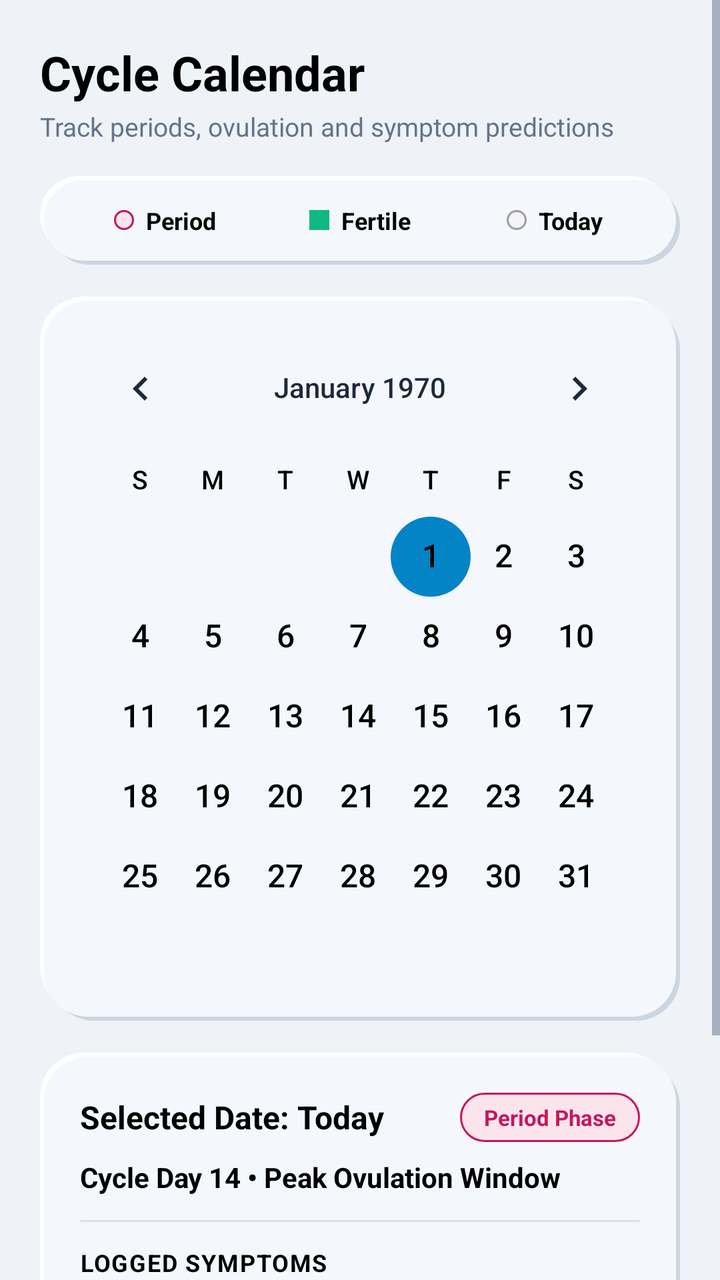
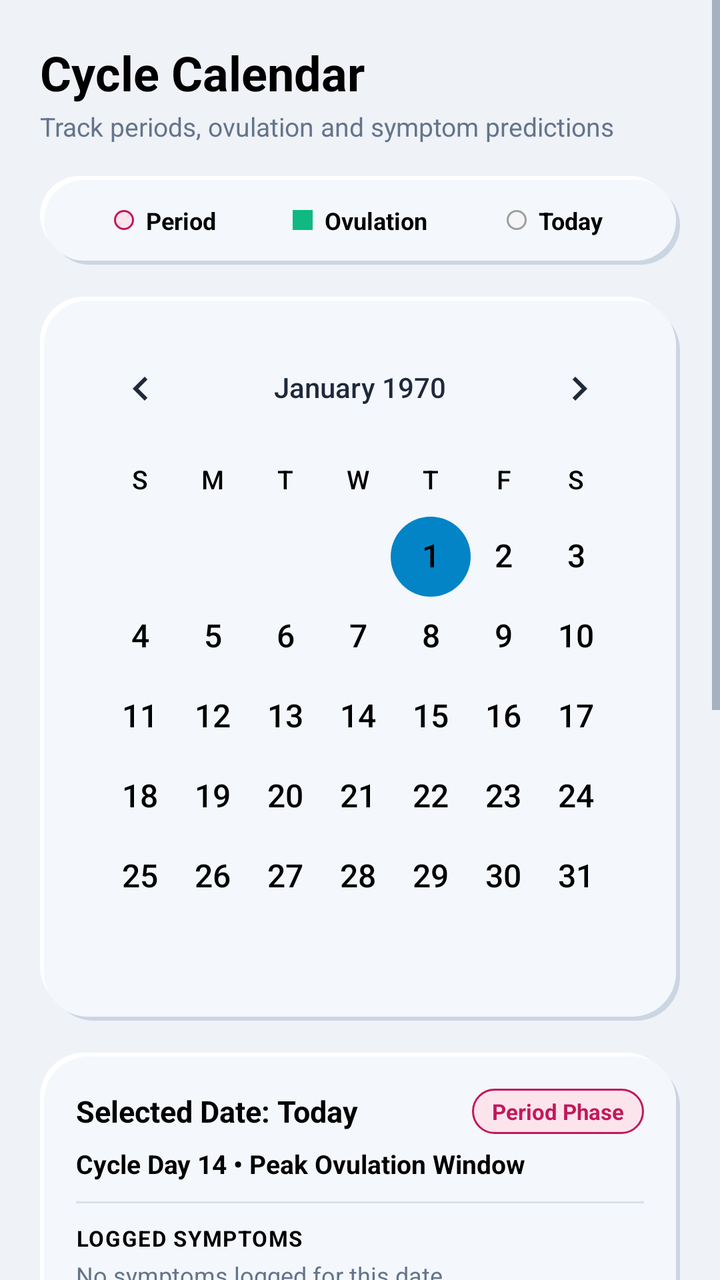

Screens rendered from an Android XML layout before and after an edit, with the pre-edit source and the edit as a unified diff.
<!-- AndroidManifest.xml: application theme Theme.CycleCare -->
<!-- res/layout/fragment_calendar.xml -->
<?xml version="1.0" encoding="utf-8"?>
<ScrollView xmlns:android="http://schemas.android.com/apk/res/android"
    xmlns:app="http://schemas.android.com/apk/res-auto"
    android:layout_width="match_parent"
    android:layout_height="match_parent"
    android:background="@color/colorBackground"
    android:fillViewport="true">

    <LinearLayout
        android:layout_width="match_parent"
        android:layout_height="wrap_content"
        android:orientation="vertical"
        android:padding="20dp">

        
        <TextView
            android:layout_width="wrap_content"
            android:layout_height="wrap_content"
            android:text="Cycle Calendar"
            android:textColor="#000000"
            android:textSize="24sp"
            android:textStyle="bold" />

        <TextView
            android:layout_width="wrap_content"
            android:layout_height="wrap_content"
            android:layout_marginTop="2dp"
            android:text="Track periods, ovulation and symptom predictions"
            android:textColor="@color/textSecondary"
            android:textSize="13sp" />

        
        <LinearLayout
            android:layout_width="match_parent"
            android:layout_height="wrap_content"
            android:layout_marginTop="16dp"
            android:background="@drawable/bg_neu_card_raised"
            android:padding="14dp"
            android:orientation="horizontal">

            <LinearLayout
                android:layout_width="0dp"
                android:layout_height="wrap_content"
                android:layout_weight="1"
                android:gravity="center"
                android:orientation="horizontal">
                <View android:layout_width="10dp" android:layout_height="10dp" android:background="@drawable/bg_badge_period" />
                <TextView android:layout_width="wrap_content" android:layout_height="wrap_content"
                    android:layout_marginStart="6dp" android:text="Period"
                    android:textColor="#000000" android:textSize="12sp" android:textStyle="bold" />
            </LinearLayout>

            <LinearLayout
                android:layout_width="0dp"
                android:layout_height="wrap_content"
                android:layout_weight="1"
                android:gravity="center"
                android:orientation="horizontal">
                <View android:layout_width="10dp" android:layout_height="10dp" android:background="@color/colorMintGreen" />
                <TextView android:layout_width="wrap_content" android:layout_height="wrap_content"
                    android:layout_marginStart="6dp" android:text="Fertile"
                    android:textColor="#000000" android:textSize="12sp" android:textStyle="bold" />
            </LinearLayout>

            <LinearLayout
                android:layout_width="0dp"
                android:layout_height="wrap_content"
                android:layout_weight="1"
                android:gravity="center"
                android:orientation="horizontal">
                <View android:layout_width="10dp" android:layout_height="10dp" android:background="@drawable/bg_badge_today" />
                <TextView android:layout_width="wrap_content" android:layout_height="wrap_content"
                    android:layout_marginStart="6dp" android:text="Today"
                    android:textColor="#000000" android:textSize="12sp" android:textStyle="bold" />
            </LinearLayout>
        </LinearLayout>

        
        <LinearLayout
            android:layout_width="match_parent"
            android:layout_height="wrap_content"
            android:layout_marginTop="16dp"
            android:background="@drawable/bg_neu_card_raised"
            android:padding="12dp">

            <CalendarView
                android:id="@+id/calendar_view"
                android:layout_width="match_parent"
                android:layout_height="wrap_content"
                android:dateTextAppearance="@style/CalendarDateAppearance"
                android:weekDayTextAppearance="@style/CalendarWeekDayAppearance"
                android:focusedMonthDateColor="#000000"
                android:unfocusedMonthDateColor="#475569"
                android:weekNumberColor="@color/colorPrimary" />
        </LinearLayout>

        
        <LinearLayout
            android:id="@+id/cv_date_details"
            android:layout_width="match_parent"
            android:layout_height="wrap_content"
            android:layout_marginTop="16dp"
            android:layout_marginBottom="24dp"
            android:background="@drawable/bg_neu_card_raised"
            android:orientation="vertical"
            android:padding="20dp">

            <LinearLayout
                android:layout_width="match_parent"
                android:layout_height="wrap_content"
                android:orientation="horizontal"
                android:gravity="center_vertical">

                <TextView
                    android:id="@+id/tv_selected_date"
                    android:layout_width="0dp"
                    android:layout_height="wrap_content"
                    android:layout_weight="1"
                    android:text="Selected Date: Today"
                    android:textColor="#000000"
                    android:textSize="16sp"
                    android:textStyle="bold" />

                <TextView
                    android:id="@+id/tv_phase_badge"
                    android:layout_width="wrap_content"
                    android:layout_height="wrap_content"
                    android:background="@drawable/bg_badge_period"
                    android:paddingHorizontal="12dp"
                    android:paddingVertical="5dp"
                    android:text="Period Phase"
                    android:textColor="@color/colorPrimary"
                    android:textSize="11sp"
                    android:textStyle="bold" />
            </LinearLayout>

            <TextView
                android:id="@+id/tv_date_status"
                android:layout_width="wrap_content"
                android:layout_height="wrap_content"
                android:layout_marginTop="8dp"
                android:text="Cycle Day 14 • Peak Ovulation Window"
                android:textColor="#000000"
                android:textSize="14sp"
                android:textStyle="bold" />

            <View
                android:layout_width="match_parent"
                android:layout_height="1dp"
                android:layout_marginVertical="12dp"
                android:background="@color/colorBorder" />

            <TextView
                android:layout_width="wrap_content"
                android:layout_height="wrap_content"
                android:text="LOGGED SYMPTOMS"
                android:textColor="#000000"
                android:textSize="12sp"
                android:textStyle="bold"
                android:letterSpacing="0.05" />

            <TextView
                android:id="@+id/tv_logged_notes"
                android:layout_width="wrap_content"
                android:layout_height="wrap_content"
                android:layout_marginTop="4dp"
                android:text="No symptoms logged for this date."
                android:textColor="@color/textSecondary"
                android:textSize="13sp" />

            <Button
                android:id="@+id/btn_log_for_date"
                android:layout_width="match_parent"
                android:layout_height="50dp"
                android:layout_marginTop="16dp"
                android:background="@drawable/bg_m3_button"
                android:text="Log Symptoms for this Date"
                android:textColor="@color/textOnPrimary"
                android:textSize="13sp"
                android:textStyle="bold" />

        </LinearLayout>

    </LinearLayout>
</ScrollView>
<!-- resources referenced by this layout -->
<resources>
  <color name="colorBackground">#EFF2F6</color>
  <color name="colorBorder">#D8E0EB</color>
  <color name="colorMintGreen">#10B981</color>
  <color name="colorPrimary">#C2185B</color>
  <color name="textOnPrimary">#FFFFFF</color>
  <color name="textSecondary">#64748B</color>
  <!-- drawable bg_badge_period (drawable) -->
  <?xml version="1.0" encoding="utf-8"?>
  <shape xmlns:android="http://schemas.android.com/apk/res/android"
      android:shape="rectangle">
      <solid android:color="#FCE4EC" />
      <corners android:radius="12dp" />
      <stroke android:width="1dp" android:color="#C2185B" />
  </shape>
  <!-- drawable bg_badge_today (drawable) -->
  <?xml version="1.0" encoding="utf-8"?>
  <shape xmlns:android="http://schemas.android.com/apk/res/android"
      android:shape="rectangle">
      <solid android:color="#F5F5F7" />
      <corners android:radius="12dp" />
      <stroke android:width="1dp" android:color="#9E9E9E" />
  </shape>
  <!-- drawable bg_m3_button (drawable) -->
  <?xml version="1.0" encoding="utf-8"?>
  <ripple xmlns:android="http://schemas.android.com/apk/res/android"
      android:color="#40FFFFFF">
      <item>
          <shape android:shape="rectangle">
              <gradient
                  android:angle="270"
                  android:startColor="#D81B60"
                  android:endColor="#C2185B" />
              <corners android:radius="28dp" />
          </shape>
      </item>
  </ripple>
  <!-- drawable bg_neu_card_raised (drawable) -->
  <?xml version="1.0" encoding="utf-8"?>
  <layer-list xmlns:android="http://schemas.android.com/apk/res/android">
      <item android:left="5dp" android:top="5dp">
          <shape android:shape="rectangle">
              <solid android:color="#CCD5E2" />
              <corners android:radius="22dp" />
          </shape>
      </item>
      <item android:right="5dp" android:bottom="5dp">
          <shape android:shape="rectangle">
              <solid android:color="#FFFFFF" />
              <corners android:radius="22dp" />
          </shape>
      </item>
      <item android:left="2dp" android:top="2dp" android:right="2dp" android:bottom="2dp">
          <shape android:shape="rectangle">
              <solid android:color="#F4F7FB" />
              <corners android:radius="22dp" />
          </shape>
      </item>
  </layer-list>
  <style name="CalendarDateAppearance" parent="android:TextAppearance.Medium">
          <item name="android:textColor">@color/calendarDateText</item>
          <item name="android:textStyle">bold</item>
          <item name="android:textSize">16sp</item>
      </style>
  <style name="CalendarWeekDayAppearance" parent="android:TextAppearance.Small">
          <item name="android:textColor">@color/calendarWeekText</item>
          <item name="android:textStyle">bold</item>
          <item name="android:textSize">13sp</item>
      </style>
  <color name="calendarDateText">#000000</color>
  <color name="calendarWeekText">#000000</color>
  <color name="colorPrimaryVariant">#AD1457</color>
  <color name="colorSecondary">#0284C7</color>
  <color name="colorSecondaryVariant">#0369A1</color>
  <color name="colorSurface">#F4F7FB</color>
  <color name="textPrimary">#1E293B</color>
  <!-- unchanged entries left out for length: 1 -->
</resources>

<!-- the commit's change to res/layout/fragment_calendar.xml (unified diff, before → after) -->
@@ -14,6 +14,7 @@
 
         
         <TextView
+            android:id="@+id/tv_calendar_header_title"
             android:layout_width="wrap_content"
             android:layout_height="wrap_content"
             android:text="Cycle Calendar"
@@ -22,6 +23,7 @@
             android:textStyle="bold" />
 
         <TextView
+            android:id="@+id/tv_calendar_header_subtitle"
             android:layout_width="wrap_content"
             android:layout_height="wrap_content"
             android:layout_marginTop="2dp"
@@ -58,7 +60,7 @@
                 android:orientation="horizontal">
                 <View android:layout_width="10dp" android:layout_height="10dp" android:background="@color/colorMintGreen" />
                 <TextView android:layout_width="wrap_content" android:layout_height="wrap_content"
-                    android:layout_marginStart="6dp" android:text="Fertile"
+                    android:layout_marginStart="6dp" android:text="Ovulation"
                     android:textColor="#000000" android:textSize="12sp" android:textStyle="bold" />
             </LinearLayout>
 
@@ -100,10 +102,9 @@
             android:layout_width="match_parent"
             android:layout_height="wrap_content"
             android:layout_marginTop="16dp"
-            android:layout_marginBottom="24dp"
             android:background="@drawable/bg_neu_card_raised"
             android:orientation="vertical"
-            android:padding="20dp">
+            android:padding="18dp">
 
             <LinearLayout
                 android:layout_width="match_parent"
@@ -118,7 +119,7 @@
                     android:layout_weight="1"
                     android:text="Selected Date: Today"
                     android:textColor="#000000"
-                    android:textSize="16sp"
+                    android:textSize="15sp"
                     android:textStyle="bold" />
 
                 <TextView
@@ -126,8 +127,8 @@
                     android:layout_width="wrap_content"
                     android:layout_height="wrap_content"
                     android:background="@drawable/bg_badge_period"
-                    android:paddingHorizontal="12dp"
-                    android:paddingVertical="5dp"
+                    android:paddingHorizontal="10dp"
+                    android:paddingVertical="4dp"
                     android:text="Period Phase"
                     android:textColor="@color/colorPrimary"
                     android:textSize="11sp"
@@ -138,11 +139,100 @@
                 android:id="@+id/tv_date_status"
                 android:layout_width="wrap_content"
                 android:layout_height="wrap_content"
-                android:layout_marginTop="8dp"
+                android:layout_marginTop="6dp"
                 android:text="Cycle Day 14 • Peak Ovulation Window"
                 android:textColor="#000000"
-                android:textSize="14sp"
+                android:textSize="13sp"
                 android:textStyle="bold" />
+
+            <View
+                android:layout_width="match_parent"
+                android:layout_height="1dp"
+                android:layout_marginVertical="10dp"
+                android:background="@color/colorBorder" />
+
+            <TextView
+                android:layout_width="wrap_content"
+                android:layout_height="wrap_content"
+                android:text="LOGGED SYMPTOMS"
+                android:textColor="#000000"
+                android:textSize="11sp"
+                android:textStyle="bold"
+                android:letterSpacing="0.05" />
+
+            <TextView
+                android:id="@+id/tv_logged_notes"
+                android:layout_width="wrap_content"
+                android:layout_height="wrap_content"
+                android:layout_marginTop="3dp"
+                android:text="No symptoms logged for this date."
+                android:textColor="@color/textSecondary"
+                android:textSize="12sp" />
+
+            <Button
+                android:id="@+id/btn_log_for_date"
+                android:layout_width="match_parent"
+                android:layout_height="44dp"
+                android:layout_marginTop="12dp"
+                android:background="@drawable/bg_m3_button"
+                android:text="Log Symptoms for this Date"
+                android:textColor="@color/textOnPrimary"
+                android:textSize="12sp"
+                android:textStyle="bold" />
+
+        </LinearLayout>
+
+        
+        <LinearLayout
+            android:layout_width="match_parent"
+            android:layout_height="wrap_content"
+            android:layout_marginTop="16dp"
+            android:background="@drawable/bg_neu_card_raised"
+            android:orientation="vertical"
+            android:padding="18dp">
+
+            <LinearLayout
+                android:layout_width="match_parent"
+                android:layout_height="wrap_content"
+                android:orientation="horizontal"
+                android:gravity="center_vertical">
+
+                <LinearLayout
+                    android:layout_width="0dp"
+                    android:layout_height="wrap_content"
+                    android:layout_weight="1"
+                    android:orientation="vertical">
+
+                    <TextView
+                        android:id="@+id/tv_reminders_section_title"
+                        android:layout_width="wrap_content"
+                        android:layout_height="wrap_content"
+                        android:text="🔔 Cycle &amp; Care Reminders"
+                        android:textColor="#000000"
+                        android:textSize="16sp"
+                        android:textStyle="bold" />
+
+                    <TextView
+                        android:id="@+id/tv_reminders_section_subtitle"
+                        android:layout_width="wrap_content"
+                        android:layout_height="wrap_content"
+                        android:layout_marginTop="2dp"
+                        android:text="Midnight 12 AM phase alerts &amp; custom reminders"
+                        android:textColor="@color/textSecondary"
+                        android:textSize="11sp" />
+                </LinearLayout>
+
+                <Button
+                    android:id="@+id/btn_add_reminder"
+                    android:layout_width="wrap_content"
+                    android:layout_height="36dp"
+                    android:background="@drawable/bg_m3_button"
+                    android:paddingHorizontal="14dp"
+                    android:text="➕ Add"
+                    android:textColor="@color/textOnPrimary"
+                    android:textSize="11sp"
+                    android:textStyle="bold" />
+            </LinearLayout>
 
             <View
                 android:layout_width="match_parent"
@@ -150,36 +240,170 @@
                 android:layout_marginVertical="12dp"
                 android:background="@color/colorBorder" />
 
-            <TextView
-                android:layout_width="wrap_content"
-                android:layout_height="wrap_content"
-                android:text="LOGGED SYMPTOMS"
-                android:textColor="#000000"
-                android:textSize="12sp"
-                android:textStyle="bold"
-                android:letterSpacing="0.05" />
-
-            <TextView
-                android:id="@+id/tv_logged_notes"
-                android:layout_width="wrap_content"
-                android:layout_height="wrap_content"
-                android:layout_marginTop="4dp"
-                android:text="No symptoms logged for this date."
-                android:textColor="@color/textSecondary"
-                android:textSize="13sp" />
-
-            <Button
-                android:id="@+id/btn_log_for_date"
-                android:layout_width="match_parent"
-                android:layout_height="50dp"
-                android:layout_marginTop="16dp"
-                android:background="@drawable/bg_m3_button"
-                android:text="Log Symptoms for this Date"
-                android:textColor="@color/textOnPrimary"
-                android:textSize="13sp"
-                android:textStyle="bold" />
+            
+            <LinearLayout
+                android:layout_width="match_parent"
+                android:layout_height="wrap_content"
+                android:gravity="center_vertical"
+                android:orientation="horizontal">
+
+                <LinearLayout
+                    android:layout_width="0dp"
+                    android:layout_height="wrap_content"
+                    android:layout_weight="1"
+                    android:orientation="vertical">
+
+                    <TextView
+                        android:layout_width="wrap_content"
+                        android:layout_height="wrap_content"
+                        android:text="🌸 Ovulation Window Alert"
+                        android:textColor="#000000"
+                        android:textSize="13sp"
+                        android:textStyle="bold" />
+
+                    <TextView
+                        android:layout_width="wrap_content"
+                        android:layout_height="wrap_content"
+                        android:layout_marginTop="2dp"
+                        android:text="Fires at 12:00 AM Midnight when ovulation starts"
+                        android:textColor="@color/textSecondary"
+                        android:textSize="11sp" />
+                </LinearLayout>
+
+                <androidx.appcompat.widget.SwitchCompat
+                    android:id="@+id/sw_rem_ovulation"
+                    android:layout_width="wrap_content"
+                    android:layout_height="wrap_content"
+                    android:checked="true"
+                    app:thumbTint="@color/textOnPrimary"
+                    app:trackTint="@color/colorMintGreen" />
+            </LinearLayout>
+
+            
+            <LinearLayout
+                android:layout_width="match_parent"
+                android:layout_height="wrap_content"
+                android:layout_marginTop="14dp"
+                android:gravity="center_vertical"
+                android:orientation="horizontal">
+
+                <LinearLayout
+                    android:layout_width="0dp"
+                    android:layout_height="wrap_content"
+                    android:layout_weight="1"
+                    android:orientation="vertical">
+
+                    <TextView
+                        android:layout_width="wrap_content"
+                        android:layout_height="wrap_content"
+                        android:text="🩸 Period Approach Warning (2 Days Prior)"
+                        android:textColor="#000000"
+                        android:textSize="13sp"
+                        android:textStyle="bold" />
+
+                    <TextView
+                        android:layout_width="wrap_content"
+                        android:layout_height="wrap_content"
+                        android:layout_marginTop="2dp"
+                        android:text="Alerts at 12:00 AM to keep pads and kits ready"
+                        android:textColor="@color/textSecondary"
+                        android:textSize="11sp" />
+                </LinearLayout>
+
+                <androidx.appcompat.widget.SwitchCompat
+                    android:id="@+id/sw_rem_period"
+                    android:layout_width="wrap_content"
+                    android:layout_height="wrap_content"
+                    android:checked="true"
+                    app:thumbTint="@color/textOnPrimary"
+                    app:trackTint="@color/colorMintGreen" />
+            </LinearLayout>
+
+            
+            <LinearLayout
+                android:layout_width="match_parent"
+                android:layout_height="wrap_content"
+                android:layout_marginTop="14dp"
+                android:gravity="center_vertical"
+                android:orientation="horizontal">
+
+                <LinearLayout
+                    android:layout_width="0dp"
+                    android:layout_height="wrap_content"
+                    android:layout_weight="1"
+                    android:orientation="vertical">
+
+                    <TextView
+                        android:layout_width="wrap_content"
+                        android:layout_height="wrap_content"
+                        android:text="💊 Daily Medicine / Iron Supplement"
+                        android:textColor="#000000"
+                        android:textSize="13sp"
+                        android:textStyle="bold" />
+
+                    <TextView
+                        android:layout_width="wrap_content"
+                        android:layout_height="wrap_content"
+                        android:layout_marginTop="2dp"
+                        android:text="Daily evening reminder at 9:00 PM"
+                        android:textColor="@color/textSecondary"
+                        android:textSize="11sp" />
+                </LinearLayout>
+
+                <androidx.appcompat.widget.SwitchCompat
+                    android:id="@+id/sw_rem_pill"
+                    android:layout_width="wrap_content"
+                    android:layout_height="wrap_content"
+                    android:checked="true"
+                    app:thumbTint="@color/textOnPrimary"
+                    app:trackTint="@color/colorMintGreen" />
+            </LinearLayout>
+
+            
+            <LinearLayout
+                android:layout_width="match_parent"
+                android:layout_height="wrap_content"
+                android:layout_marginTop="14dp"
+                android:gravity="center_vertical"
+                android:orientation="horizontal">
+
+                <LinearLayout
+                    android:layout_width="0dp"
+                    android:layout_height="wrap_content"
+                    android:layout_weight="1"
+                    android:orientation="vertical">
+
+                    <TextView
+                        android:layout_width="wrap_content"
+                        android:layout_height="wrap_content"
+                        android:text="🍵 Hydration &amp; Soothing Chamomile Tea"
+                        android:textColor="#000000"
+                        android:textSize="13sp"
+                        android:textStyle="bold" />
+
+                    <TextView
+                        android:layout_width="wrap_content"
+                        android:layout_height="wrap_content"
+                        android:layout_marginTop="2dp"
+                        android:text="Daily afternoon hydration alert at 4:00 PM"
+                        android:textColor="@color/textSecondary"
+                        android:textSize="11sp" />
+                </LinearLayout>
+
+                <androidx.appcompat.widget.SwitchCompat
+                    android:id="@+id/sw_rem_hydration"
+                    android:layout_width="wrap_content"
+                    android:layout_height="wrap_content"
+                    android:checked="true"
+                    app:thumbTint="@color/textOnPrimary"
+                    app:trackTint="@color/colorMintGreen" />
+            </LinearLayout>
 
         </LinearLayout>
+
+        <View
+            android:layout_width="match_parent"
+            android:layout_height="30dp" />
 
     </LinearLayout>
 </ScrollView>
